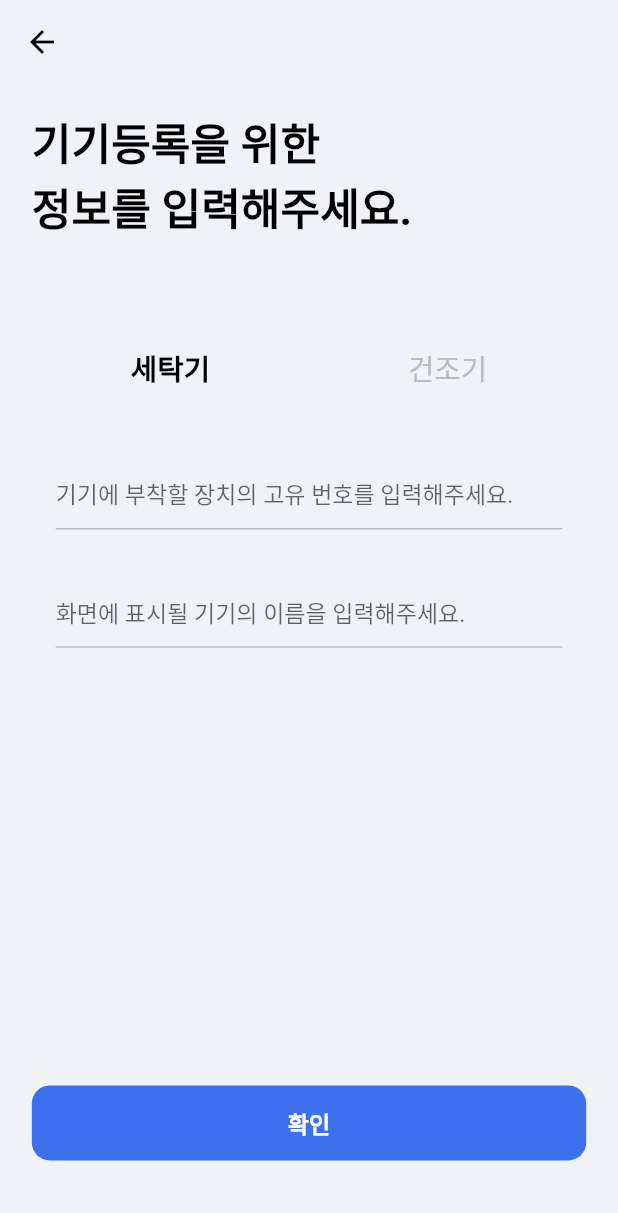
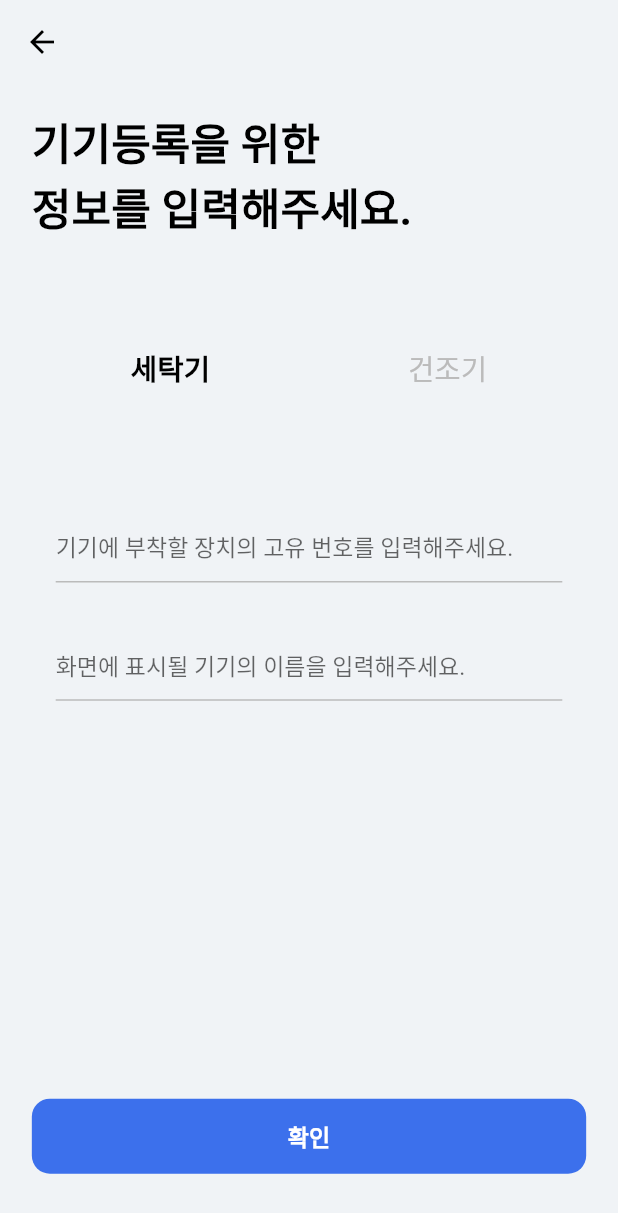
Before and after one commit to Lotura-STAC/STAC-Flutter, a Flutter app: the AddDevicePage screen opened directly, on a phone screen of 412 x 824 dp. Shown: the top 1213 px of the screen. Run offline on Flutter 3.47's test engine with Material 2 defaults, Android fonts, the phone set to English and light mode, and no system bars; our stand-ins replace equatable, firebase_core, firebase_messaging, fluentui_system_icons, flutter_bloc, flutter_local_notifications and 3 more; accounts and stored records are empty; generated files the repository leaves out were written again; network calls fail.

Commit message:
장치 추가 페이지 텍스트필드 높이 수정

```diff
--- a/lib/presentation/add_device/ui/add_device_page.dart
+++ b/lib/presentation/add_device/ui/add_device_page.dart
@@ -90,7 +90,7 @@ class _AddDevicePageState extends State<AddDevicePage> {
                   ),
                 ],
               ),
-              SizedBox(height: 40.0.r),
+              SizedBox(height: 80.0.r),
               SizedBox(
                 width: 382.0.r,
                 child: LoturaTextField(
@@ -110,7 +110,7 @@ class _AddDevicePageState extends State<AddDevicePage> {
                   ),
                 ),
               ),
-              SizedBox(height: 330.0.r),
+              SizedBox(height: 300.0.r),
               LoturaTextButton(
                 onPressed: () {
                   context.read<AddDeviceBloc>().add(
```
